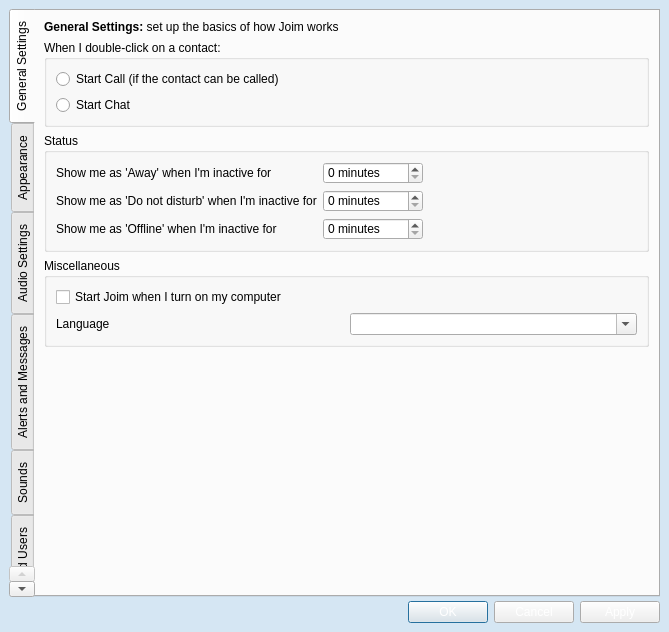
Old version of the form src/tools/customwidgets/optionsdialog_base.ui in the repository AlekSi/Jabbin.
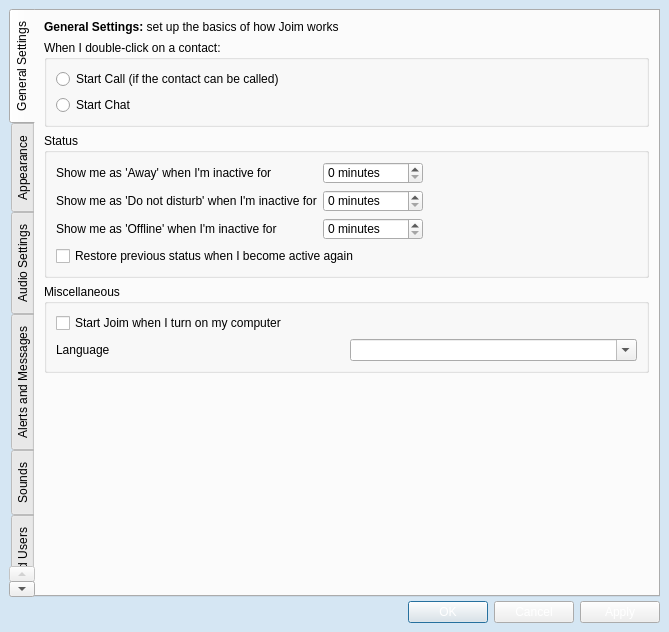
New version of the form. The open tabs and pages were chosen to show the change. Icons and pictures are not drawn. Custom widgets are drawn as their Qt base class.

Commit message: - Auto DND and auto offline implemented - Added option to restore the old status on user activity

Diff of the .ui file:
```diff
--- a/src/tools/customwidgets/optionsdialog_base.ui
+++ b/src/tools/customwidgets/optionsdialog_base.ui
@@ -230,6 +230,13 @@
                </property>
               </spacer>
              </item>
+             <item row="3" column="0" colspan="2" >
+              <widget class="QCheckBox" name="checkRestoreActiveStatus" >
+               <property name="text" >
+                <string>Restore previous status when I become active again</string>
+               </property>
+              </widget>
+             </item>
             </layout>
            </widget>
           </item>
```
Left out of the diff: 2 changed lines with no effect on the pictures. The commit also changes 4 other files.
